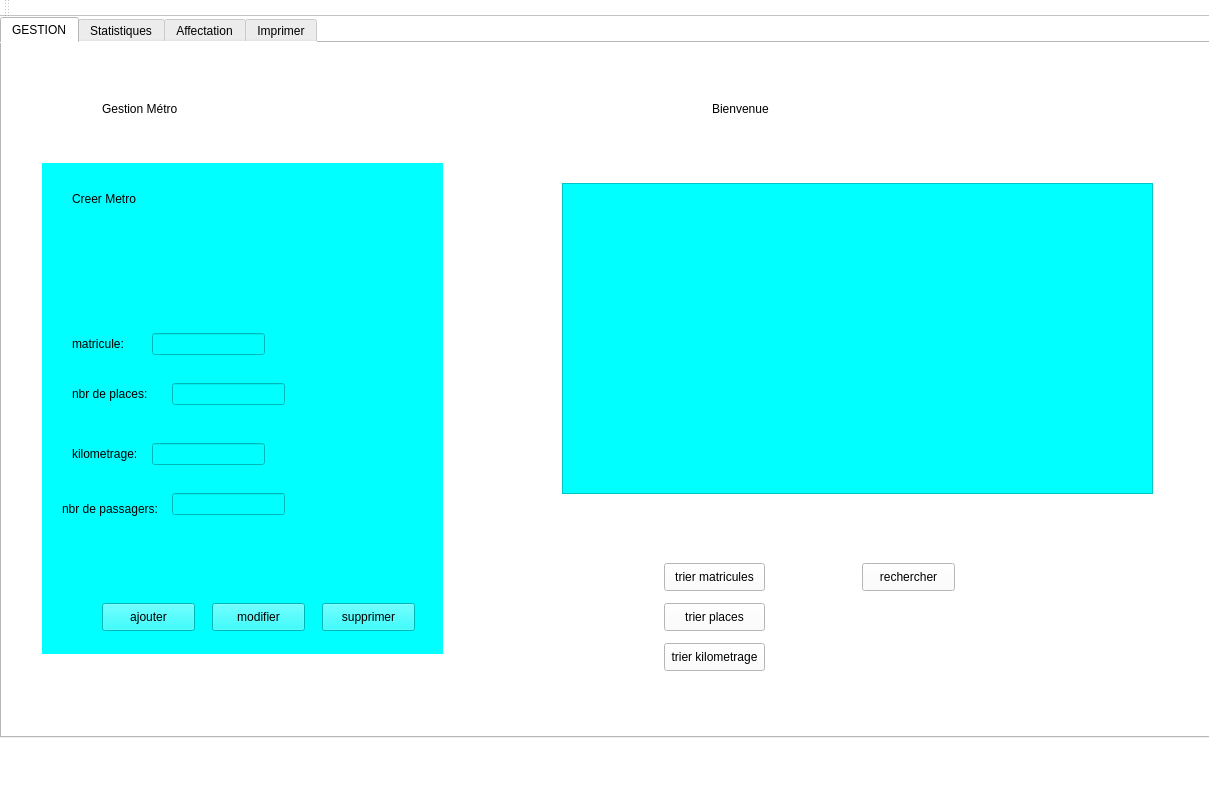
Qt form mainwindow.ui (bochraallagui/Smart_Station_2A15) before a commit.
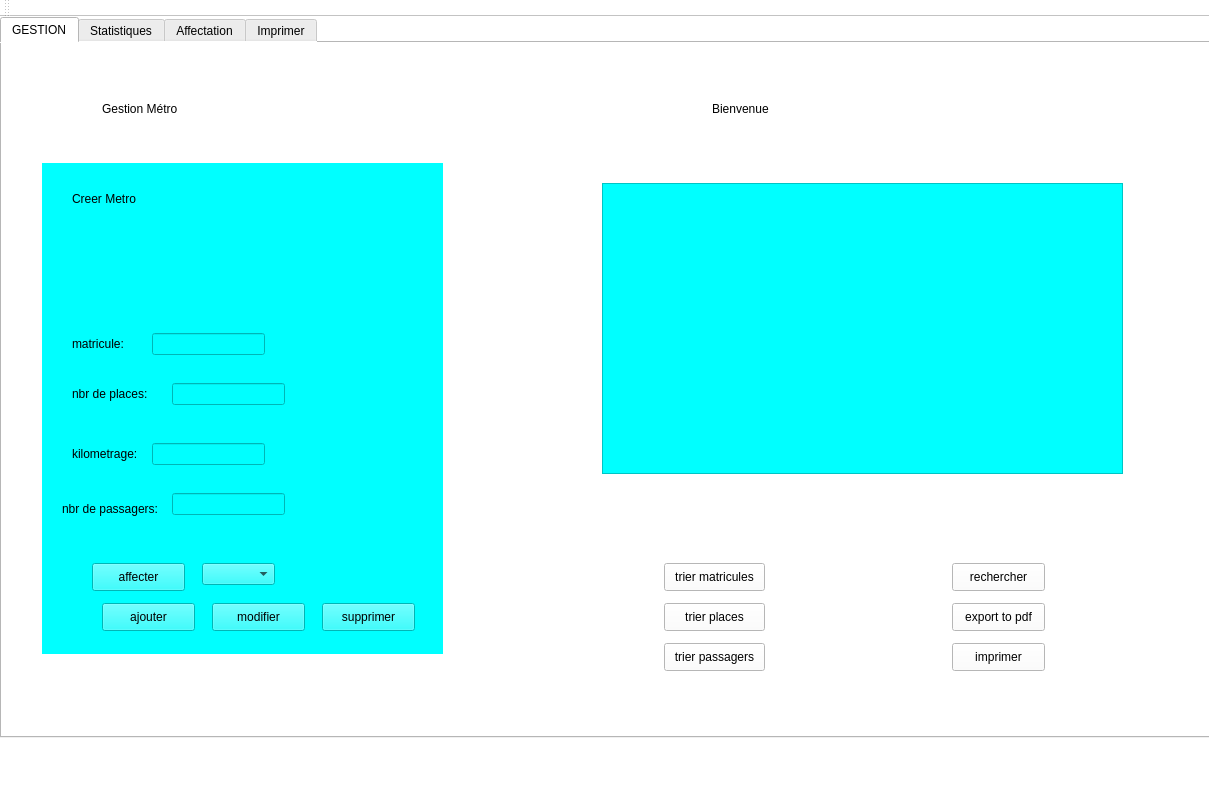
The same form after that commit. The open tabs and pages were chosen to show the change. Custom widgets are drawn as their Qt base class.

Patch:
```diff
--- a/mainwindow.ui
+++ b/mainwindow.ui
@@ -193,6 +193,29 @@
         </rect>
        </property>
       </widget>
+      <widget class="QPushButton" name="AFFECTER">
+       <property name="geometry">
+        <rect>
+         <x>50</x>
+         <y>400</y>
+         <width>93</width>
+         <height>28</height>
+        </rect>
+       </property>
+       <property name="text">
+        <string>affecter</string>
+       </property>
+      </widget>
+      <widget class="QComboBox" name="comboBox">
+       <property name="geometry">
+        <rect>
+         <x>160</x>
+         <y>400</y>
+         <width>73</width>
+         <height>22</height>
+        </rect>
+       </property>
+      </widget>
      </widget>
      <widget class="QLabel" name="label_13">
       <property name="geometry">
@@ -244,7 +267,7 @@
      <widget class="QPushButton" name="pb_rechercher">
       <property name="geometry">
        <rect>
-        <x>860</x>
+        <x>950</x>
         <y>520</y>
         <width>93</width>
         <height>28</height>
@@ -257,10 +280,10 @@
      <widget class="QTableView" name="tableView">
       <property name="geometry">
        <rect>
-        <x>560</x>
+        <x>600</x>
         <y>140</y>
-        <width>591</width>
-        <height>311</height>
+        <width>521</width>
+        <height>291</height>
        </rect>
       </property>
       <property name="styleSheet">
@@ -290,7 +313,33 @@
        </rect>
       </property>
       <property name="text">
-       <string>trier kilometrage</string>
+       <string>trier passagers</string>
+      </property>
+     </widget>
+     <widget class="QPushButton" name="pb_imprimer_2">
+      <property name="geometry">
+       <rect>
+        <x>950</x>
+        <y>600</y>
+        <width>93</width>
+        <height>28</height>
+       </rect>
+      </property>
+      <property name="text">
+       <string>imprimer</string>
+      </property>
+     </widget>
+     <widget class="QPushButton" name="pb_pdf_2">
+      <property name="geometry">
+       <rect>
+        <x>950</x>
+        <y>560</y>
+        <width>93</width>
+        <height>28</height>
+       </rect>
+      </property>
+      <property name="text">
+       <string>export to pdf</string>
       </property>
      </widget>
     </widget>
@@ -299,7 +348,7 @@
       <string>Statistiques</string>
      </attribute>
     </widget>
-    <widget class="QWidget" name="tab_3">
+    <widget class="QWidget" name="">
      <attribute name="title">
       <string>Affectation</string>
      </attribute>
@@ -336,6 +385,14 @@
   </action>
  </widget>
  <layoutdefault spacing="6" margin="11"/>
+ <customwidgets>
+  <customwidget>
+   <class>QCustomPlot</class>
+   <extends>QWidget</extends>
+   <header>qcustomplot.h</header>
+   <container>1</container>
+  </customwidget>
+ </customwidgets>
  <resources/>
  <connections/>
 </ui>
```
Left out of the diff: 16 changed lines with no effect on the pictures.
